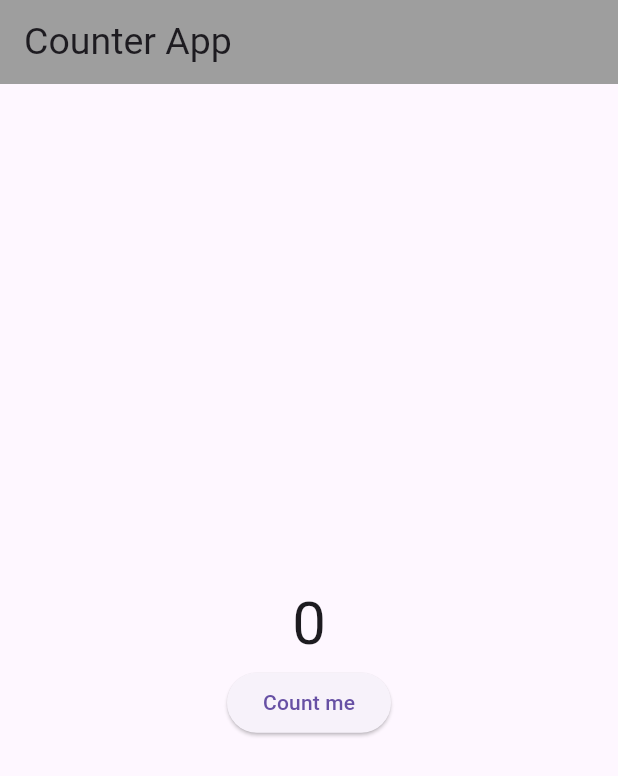
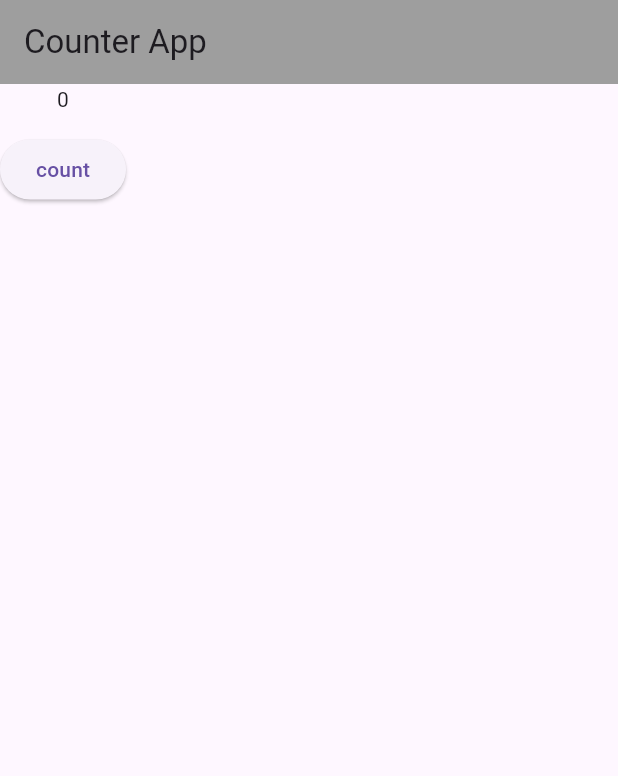
Before and after one commit to ashir227/Flutter_Practise, a Flutter app: the screen it shows after launch, on a phone screen of 412 x 824 dp. Shown: the top 776 px of the screen. Run offline on Flutter 3.47's test engine with Material 3 defaults, Android fonts, the phone set to English and light mode, and no system bars; missing offline and left inert: dart:ffi.

Commit message:
new count

```diff
--- a/login/lib/counter.dart
+++ b/login/lib/counter.dart
@@ -4,32 +4,21 @@ class counterview extends StatefulWidget {
   const counterview({super.key});
 
   @override
-  State<counterview> createState() => _counterviewState();
+  State<counterview> createState() => _CounterState();
 }
 
-class _counterviewState extends State<counterview> {
-  int count = 0;
+class _CounterState extends State<counterview> {
+  int counter = 0;
   @override
   Widget build(BuildContext context) {
     return Scaffold(
-      appBar: AppBar(
-        backgroundColor: Colors.grey,
-        title: Text("Counter App", style: TextStyle(fontSize: 25)),
-      ),
-      body: Center(
-        child: Column(
-          mainAxisAlignment: MainAxisAlignment.center,
-          children: [
-            Text("$count", style: TextStyle(fontSize: 40)),
-            ElevatedButton(
-              onPressed: () {
-                count++;
-                setState(() {});
-              },
-              child: Text("Count me"),
-            ),
-          ],
-        ),
+      appBar: AppBar(backgroundColor: Colors.grey, title: Text("Counter App")),
+      body: Column(
+        children: [
+          Text("$counter"),
+          SizedBox(height: 13),
+          ElevatedButton(onPressed: () {}, child: Text("count")),
+        ],
       ),
     );
   }
```
